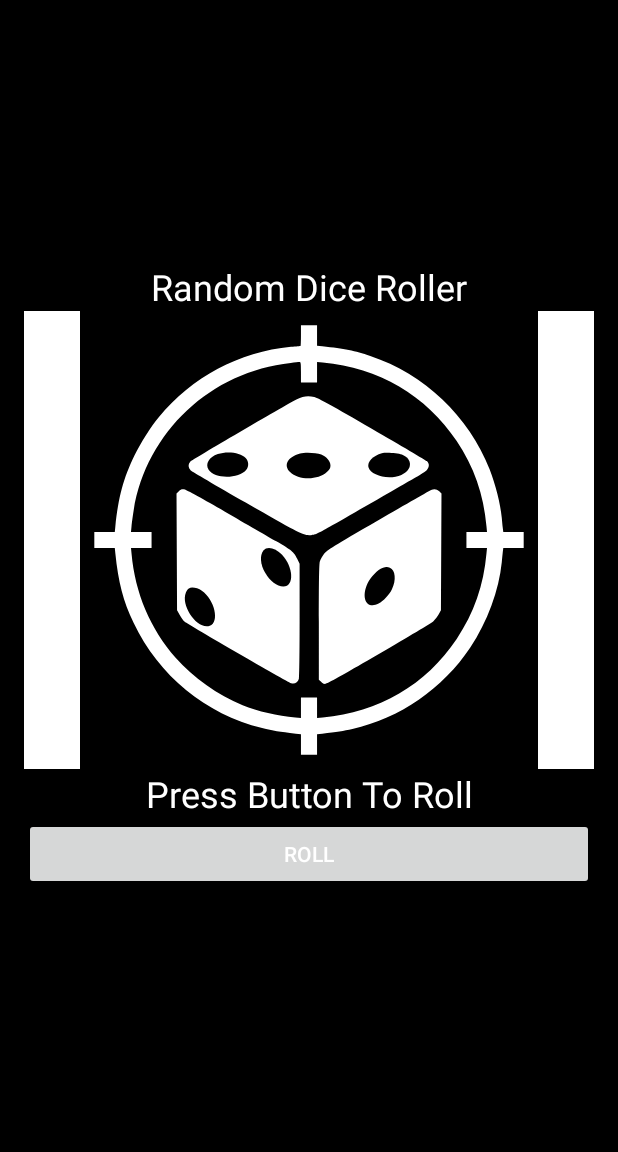
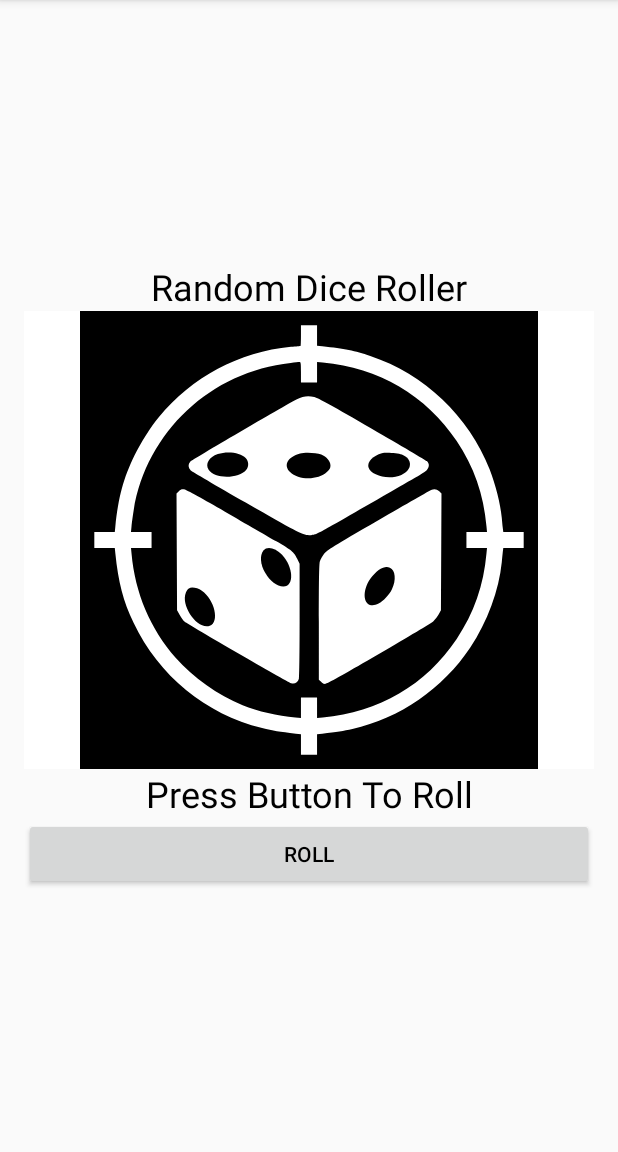
Before and after one commit to talon-ernst/SnakeEyes, an Android app: the screen it shows after launch (MainActivity), on a phone screen of 412 x 824 dp, the part 84-1236 px from its top. Run offline under Robolectric (Android 15) with nearby library versions, the phone set to English and light mode, and no system bars.

Commit message:
Fixed Dark Theme
When on fresh install dark theme would auto apply

```diff
--- a/app/src/main/java/ca/on/conesotgac/te/snakeeyes/MainActivity.java
+++ b/app/src/main/java/ca/on/conesotgac/te/snakeeyes/MainActivity.java
@@ -20,10 +20,14 @@ public class MainActivity extends AppCompatActivity {
     private ImageView DiceSide;
     private TextView DiceRolled;
     private SharedPreferences sharedPreferences;
+
     private int DiceNumber;
+    private int DesiredDiceSidesInt = 6;
+
+    private boolean darkThemeChecked;
 
     private String DesiredDiceSidesString;
-    private int DesiredDiceSidesInt;
+
 
     @Override
     protected void onCreate(Bundle savedInstanceState) {
@@ -37,7 +41,7 @@ public class MainActivity extends AppCompatActivity {
         DiceRolled = findViewById(R.id.textViewDiceRolled);
         DiceSide.setImageResource(R.drawable.ic_dice_target);
         DesiredDiceSidesString = sharedPreferences.getString("diceSides", "6");
-       DesiredDiceSidesInt = Integer.parseInt(DesiredDiceSidesString);
+        DesiredDiceSidesInt = Integer.parseInt(DesiredDiceSidesString);
 
 
         buttonRoll.setOnClickListener(new View.OnClickListener() {
@@ -117,8 +121,8 @@ public class MainActivity extends AppCompatActivity {
 
     //Sets background color to light/dark based on players preference.
     public void SetBackgroundColor(){
-        boolean isItChecked = sharedPreferences.getBoolean("themeChoice", true);
-        if (isItChecked){
+        darkThemeChecked = sharedPreferences.getBoolean("themeChoice", false);
+        if (darkThemeChecked){
             setTheme(R.style.DarkTheme);
         }
         else {
--- a/app/src/main/res/xml/root_preferences.xml
+++ b/app/src/main/res/xml/root_preferences.xml
@@ -10,7 +10,6 @@
     <PreferenceCategory android:title="@string/ChooseTheme">
 
         <SwitchPreference
-            android:defaultValue="false"
             android:key="themeChoice"
             android:title="@string/DarkTheme" />
     </PreferenceCategory>
```
